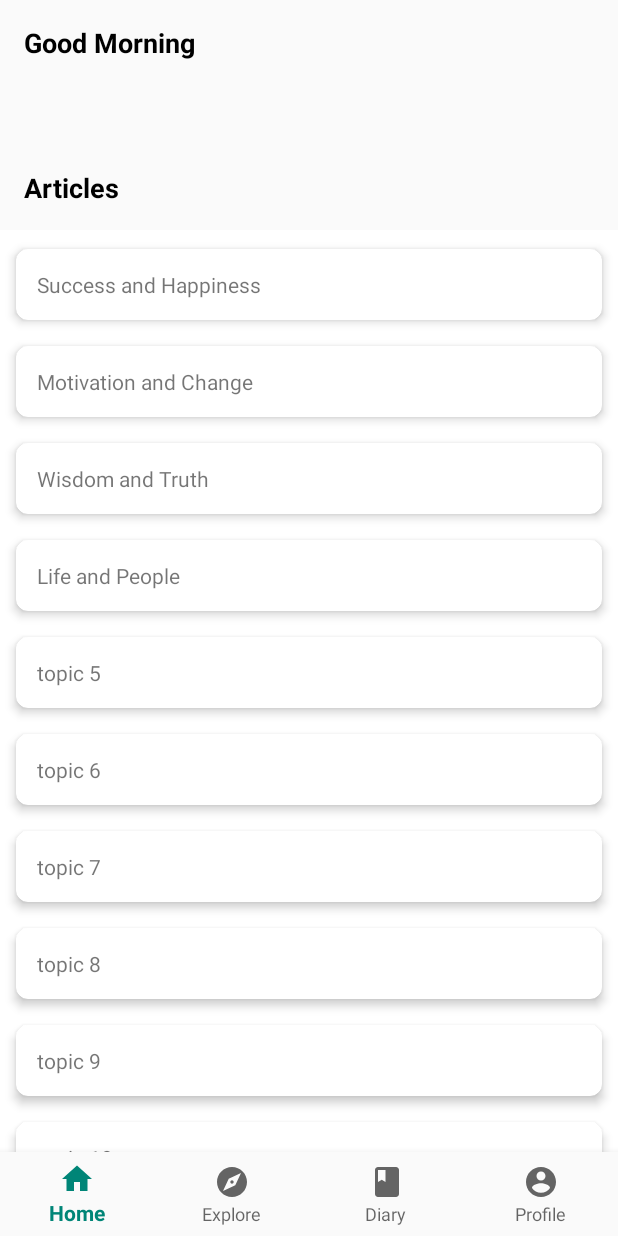
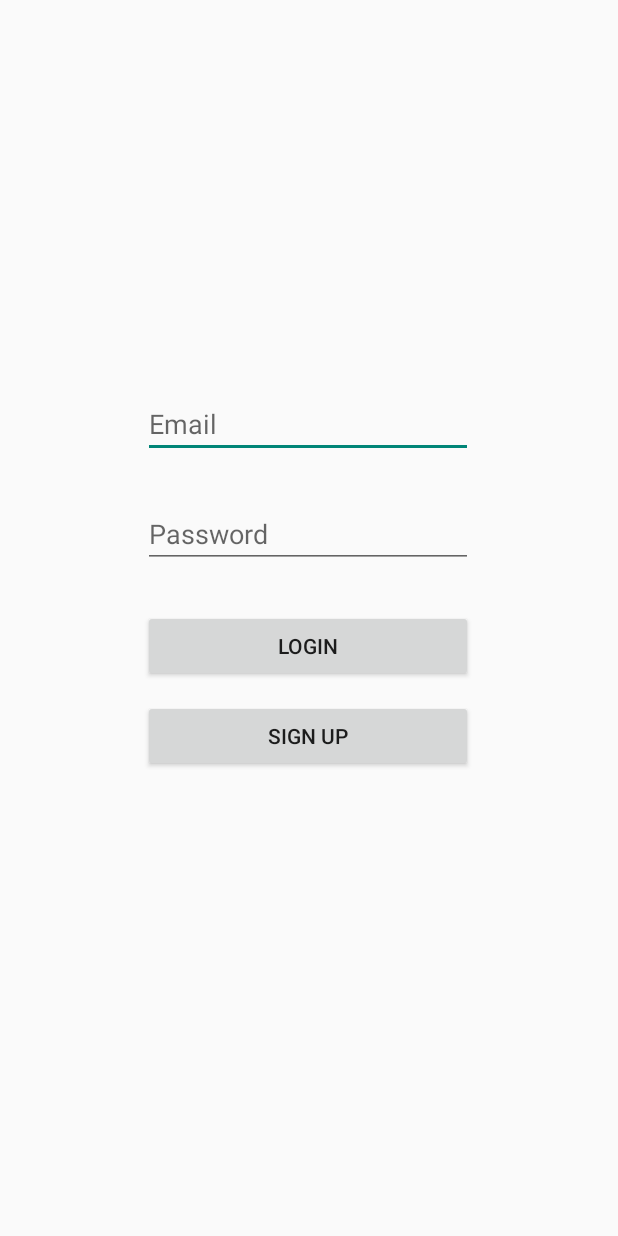
Before and after one commit to clarissalynnn/3634Project, an Android app: the screen it shows after launch (MainActivity before the commit, LoginActivity after it), on a phone screen of 412 x 824 dp. Run offline under Robolectric (Android 15) with nearby library versions, the light colour scheme and no system bars; our stand-ins replace Room's generated code.

Commit message:
Added login and sign up page

```diff
--- a/app/build.gradle
+++ b/app/build.gradle
@@ -37,6 +37,11 @@ dependencies {
     androidTestImplementation 'androidx.test.ext:junit:1.1.1'
     androidTestImplementation 'androidx.test.espresso:espresso-core:3.2.0'
 
+    def room_version = "2.2.5"
+
+    implementation "androidx.room:room-runtime:$room_version"
+    annotationProcessor "androidx.room:room-compiler:$room_version"
+
     implementation "androidx.recyclerview:recyclerview:1.1.0"
     implementation "androidx.cardview:cardview:1.0.0"
     implementation 'com.google.android.material:material:1.1.0'
--- a/app/src/main/java/com/example/a3634project/HomeFragment.java
+++ b/app/src/main/java/com/example/a3634project/HomeFragment.java
@@ -1,5 +1,6 @@
 package com.example.a3634project;
 
+import android.app.Activity;
 import android.os.Bundle;
 
 import androidx.annotation.Nullable;
@@ -18,7 +19,7 @@ public class HomeFragment extends Fragment {
     private RecyclerView mRecyclerView;
     private RecyclerView.Adapter mAdapter;
     private RecyclerView.LayoutManager mLayoutManager;
-    //private TextView greetings;
+    private User user;
 
     public HomeFragment() {
         // Required empty public constructor
@@ -30,12 +31,13 @@ public class HomeFragment extends Fragment {
         // Inflate the layout for this fragment
         View v = inflater.inflate(R.layout.fragment_home, container, false);
 
+        user = (User) getActivity().getIntent().getSerializableExtra("User");
         mRecyclerView = v.findViewById(R.id.recyclerView);
         mRecyclerView.setHasFixedSize(true);
         mLayoutManager = new LinearLayoutManager(getActivity());
         mRecyclerView.setLayoutManager(mLayoutManager);
         TextView greetings = v.findViewById(R.id.greetingsTv);
-        greetings.setText(setGreetings());
+        greetings.setText(setGreetings() + " " + user.getFirst_name() + "!");
 
         TopicAdapter.RecyclerViewClickListener listener = new TopicAdapter.RecyclerViewClickListener() {
             @Override
--- /dev/null
+++ b/app/src/main/java/com/example/a3634project/LoginActivity.java
@@ -0,0 +1,89 @@
+package com.example.a3634project;
+
+import androidx.appcompat.app.AppCompatActivity;
+import androidx.room.Room;
+
+import android.app.ProgressDialog;
+import android.content.Intent;
+import android.os.Bundle;
+import android.os.Handler;
+import android.text.TextUtils;
+import android.view.View;
+import android.widget.Button;
+import android.widget.EditText;
+import android.widget.Toast;
+
+public class LoginActivity extends AppCompatActivity {
+
+    private Button btLogin;
+    private Button btSignUp;
+    private EditText edtEmail;
+    private EditText edtPassword;
+    private UserDatabase database;
+
+    private UserDao userDao;
+    private ProgressDialog progressDialog;
+
+    @Override
+    protected void onCreate(Bundle savedInstanceState) {
+        super.onCreate(savedInstanceState);
+        setContentView(R.layout.activity_login);
+
+        progressDialog = new ProgressDialog(this);
+        progressDialog.setCancelable(false);
+        progressDialog.setMessage("Checking User...");
+        progressDialog.setProgressStyle(ProgressDialog.STYLE_SPINNER);
+        progressDialog.setProgress(0);
+
+        database = Room.databaseBuilder(this, UserDatabase.class, "user-database.db")
+                .allowMainThreadQueries()
+                .build();
+
+        userDao = database.getUserDao();
+
+        btLogin = findViewById(R.id.btLogin);
+        btSignUp = findViewById(R.id.btSignUp);
+        edtEmail = findViewById(R.id.emailInput);
+        edtPassword = findViewById(R.id.passwordInput);
+
+        btSignUp.setOnClickListener(new View.OnClickListener() {
+            @Override
+            public void onClick(View v) {
+                startActivity(new Intent(LoginActivity.this, SignUpActivity.class));
+            }
+        });
+        btLogin.setOnClickListener(new View.OnClickListener() {
+            @Override
+            public void onClick(View v) {
+                if(!emptyValidation()) {
+                    progressDialog.show();
+                    new Handler().postDelayed(new Runnable() {
+                        @Override
+                        public void run() {
+                            User user = userDao.getUser(edtEmail.getText().toString(), edtPassword.getText().toString());
+                            if(user!=null){
+                                Intent i = new Intent(LoginActivity.this, MainActivity.class);
+                                i.putExtra("User", user);
+                                startActivity(i);
+                                finish();
+                            } else {
+                                Toast.makeText(LoginActivity.this, "Incorrect Email or Password", Toast.LENGTH_SHORT).show();
+                            }
+                            progressDialog.dismiss();
+                        }
+                    }, 1000);
+                } else {
+                    Toast.makeText(LoginActivity.this, "Empty Fields", Toast.LENGTH_SHORT).show();
+                }
+            }
+        });
+    }
+
+    private boolean emptyValidation() {
+        if (TextUtils.isEmpty(edtEmail.getText().toString()) || TextUtils.isEmpty(edtPassword.getText().toString())) {
+            return true;
+        }else {
+            return false;
+        }
+    }
+}
--- a/app/src/main/java/com/example/a3634project/UserDao.java
+++ b/app/src/main/java/com/example/a3634project/UserDao.java
@@ -9,6 +9,7 @@ import java.util.List;
 
 @Dao
 public interface UserDao {
+    //Define various SQL queries here
     @Query("SELECT * FROM user")
     List<User> getAll();
 
@@ -19,6 +20,12 @@ public interface UserDao {
             + "last_name LIKE :last LIMIT 1")
     User findByName(String first, String last);
 
+    @Query("SELECT * FROM User where email= :mail and password= :password")
+    User getUser(String mail, String password);
+
+    @Insert
+    void insert(User user);
+
     @Insert
     void insertAll(User... users);
 
--- a/app/src/main/java/com/example/a3634project/UserDatabase.java
+++ b/app/src/main/java/com/example/a3634project/UserDatabase.java
@@ -1,9 +1,25 @@
 package com.example.a3634project;
 
+import android.content.Context;
+
 import androidx.room.Database;
+import androidx.room.Room;
 import androidx.room.RoomDatabase;
 
 @Database(entities = {User.class}, version = 1)
 public abstract class UserDatabase extends RoomDatabase {
-    public abstract UserDao userDao();
+
+    public abstract UserDao getUserDao();
+
+    // acquire instance of database using Room.databaseBuilder()
+    /*
+    private static UserDatabase INSTANCE;
+    public static UserDatabase getUserDatabase(Context context) {
+        if (INSTANCE == null) {
+            INSTANCE = Room.databaseBuilder(context.getApplicationContext(), UserDatabase.class, "userDatabase").build();
+        }
+        return INSTANCE;
+
+     */
+
 }
--- /dev/null
+++ b/app/src/main/res/layout/activity_login.xml
@@ -0,0 +1,59 @@
+<?xml version="1.0" encoding="utf-8"?>
+<androidx.constraintlayout.widget.ConstraintLayout
+    xmlns:android="http://schemas.android.com/apk/res/android"
+    xmlns:tools="http://schemas.android.com/tools"
+    xmlns:app="http://schemas.android.com/apk/res-auto"
+    android:layout_width="match_parent"
+    android:layout_height="match_parent"
+    tools:context=".LoginActivity">
+
+
+    <EditText
+        android:id="@+id/emailInput"
+        android:layout_width="220dp"
+        android:layout_height="wrap_content"
+        android:layout_marginTop="260dp"
+        android:ems="10"
+        android:inputType="textEmailAddress"
+        android:hint="Email"
+        app:layout_constraintEnd_toEndOf="parent"
+        app:layout_constraintHorizontal_bias="0.497"
+        app:layout_constraintStart_toStartOf="parent"
+        app:layout_constraintTop_toTopOf="parent" />
+
+    <EditText
+        android:id="@+id/passwordInput"
+        android:layout_width="220dp"
+        android:layout_height="wrap_content"
+        android:layout_marginTop="28dp"
+        android:ems="10"
+        android:inputType="textPassword"
+        android:hint="Password"
+        app:layout_constraintEnd_toEndOf="parent"
+        app:layout_constraintHorizontal_bias="0.497"
+        app:layout_constraintStart_toStartOf="parent"
+        app:layout_constraintTop_toBottomOf="@+id/emailInput" />
+
+    <Button
+        android:id="@+id/btLogin"
+        android:layout_width="220dp"
+        android:layout_height="wrap_content"
+        android:layout_marginTop="28dp"
+        android:text="Login"
+        app:layout_constraintEnd_toEndOf="parent"
+        app:layout_constraintHorizontal_bias="0.498"
+        app:layout_constraintStart_toStartOf="parent"
+        app:layout_constraintTop_toBottomOf="@+id/passwordInput" />
+
+    <Button
+        android:id="@+id/btSignUp"
+        android:layout_width="220dp"
+        android:layout_height="wrap_content"
+        android:layout_marginTop="12dp"
+        android:text="Sign Up"
+        app:layout_constraintEnd_toEndOf="parent"
+        app:layout_constraintHorizontal_bias="0.498"
+        app:layout_constraintStart_toStartOf="parent"
+        app:layout_constraintTop_toBottomOf="@+id/btLogin" />
+
+</androidx.constraintlayout.widget.ConstraintLayout>
--- a/app/src/main/res/values/colors.xml
+++ b/app/src/main/res/values/colors.xml
@@ -3,4 +3,7 @@
     <color name="colorPrimary">#008577</color>
     <color name="colorPrimaryDark">#00574B</color>
     <color name="colorAccent">#008577</color>
+    <color name="colorRed">#ff2026</color>
+    <color name="colorWhite">#FFFFFF</color>
+    <color name="colorAmber">#FFC400</color>
 </resources>
--- a/app/src/main/res/values/strings.xml
+++ b/app/src/main/res/values/strings.xml
@@ -3,6 +3,8 @@
 
     <!-- TODO: Remove or change this placeholder text -->
     <string name="hello_blank_fragment">Hello blank fragment</string>
+    <string name="email">Email</string>
+    <string name="password">Password</string>
     <color name="White">#FFFFFF</color>
     <color name="Cornsilk">#FFF8DC</color>
     <color name="LavenderBlush">#FFF0F5</color>
```
Also changed, not shown: app/src/main/AndroidManifest.xml (+7 -3 lines), app/src/main/java/com/example/a3634project/SignUpActivity.java (added, +96 -0 lines), app/src/main/java/com/example/a3634project/User.java (+71 -7 lines), app/src/main/res/layout/activity_sign_up.xml (added, +84 -0 lines), 1 other file.
